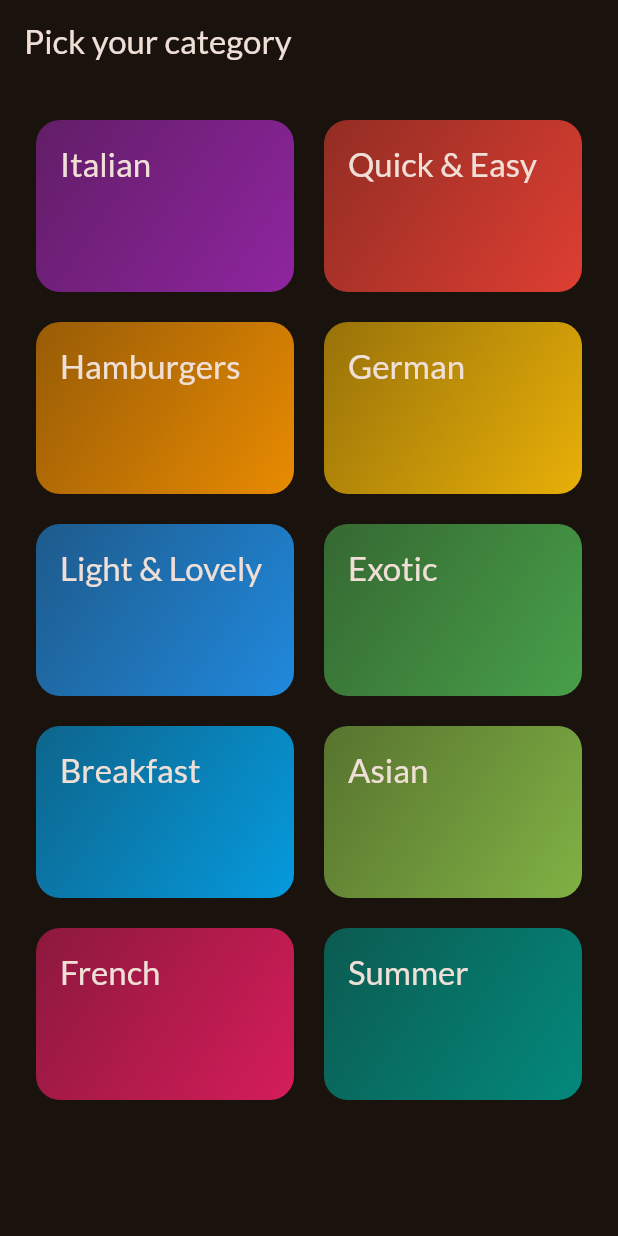
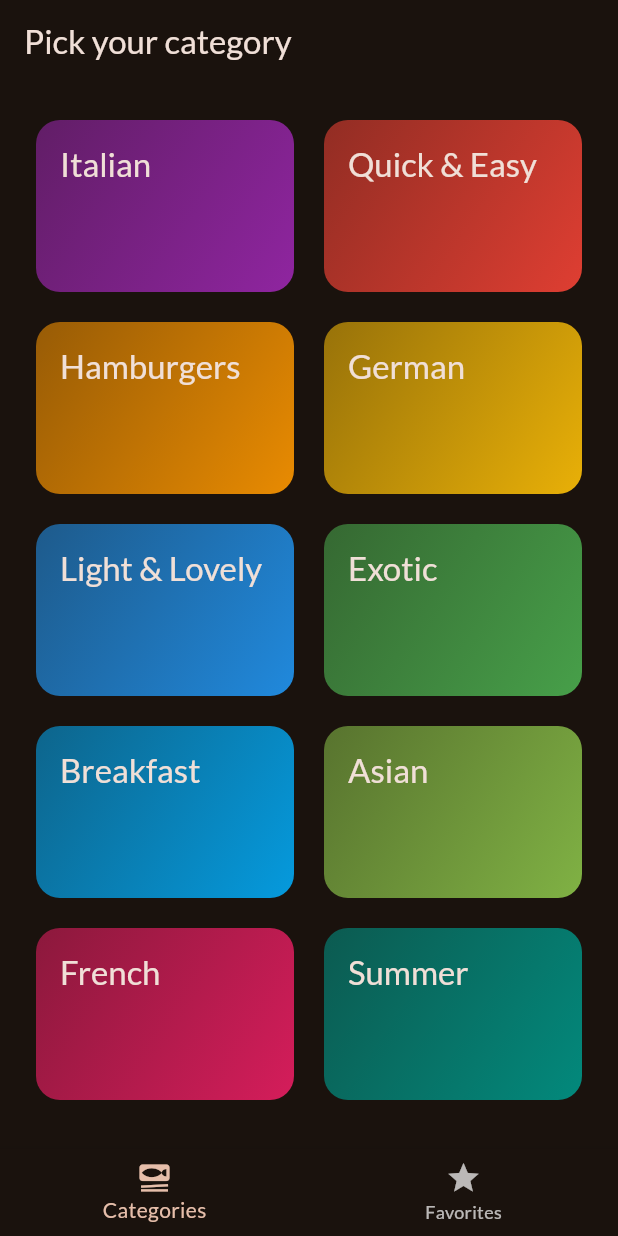
Before and after one commit to GBRRIBEIRO/Flutter_Meals_App, a Flutter app: the screen it shows after launch, on a phone screen of 412 x 824 dp. Run offline on Flutter 3.47's test engine with Material 2 defaults, Android fonts, the phone set to English and light mode, and no system bars; our stand-ins replace google_fonts, transparent_image.

Commit message:
Added (not working) favorites screen

```diff
--- a/lib/main.dart
+++ b/lib/main.dart
@@ -4,6 +4,7 @@ import 'package:google_fonts/google_fonts.dart';
 import 'package:meals_app_v2/data/DUMMY_DATA.dart';
 import 'package:meals_app_v2/screens/categories.dart';
 import 'package:meals_app_v2/screens/meals.dart';
+import 'package:meals_app_v2/screens/tabs.dart';
 
 final theme = ThemeData(
   useMaterial3: true,
@@ -25,7 +26,7 @@ class App extends StatelessWidget {
   Widget build(BuildContext context) {
     return MaterialApp(
       theme: theme,
-      home: const CategoriesScreen(),
+      home: const TabsScreen(),
     );
   }
 }
--- a/lib/screens/categories.dart
+++ b/lib/screens/categories.dart
@@ -8,6 +8,7 @@ import '../models/meal.dart';
 
 class CategoriesScreen extends StatelessWidget {
   const CategoriesScreen({super.key});
+  static const Title = 'Pick your category';
 
   void _openCategory(BuildContext context, Category category) {
     final categoryMeals = dummyMeals
@@ -24,9 +25,6 @@ class CategoriesScreen extends StatelessWidget {
   @override
   Widget build(BuildContext context) {
     return Scaffold(
-      appBar: AppBar(
-        title: const Text('Pick your category'),
-      ),
       body: GridView(
         padding: const EdgeInsets.all(24),
         gridDelegate: const SliverGridDelegateWithFixedCrossAxisCount(
--- /dev/null
+++ b/lib/screens/tabs.dart
@@ -0,0 +1,61 @@
+import 'dart:math';
+
+import 'package:flutter/material.dart';
+import 'package:flutter/src/widgets/framework.dart';
+import 'package:flutter/src/widgets/placeholder.dart';
+import 'package:meals_app_v2/screens/categories.dart';
+import 'package:meals_app_v2/screens/meals.dart';
+
+class TabsScreen extends StatefulWidget {
+  const TabsScreen({super.key});
+
+  @override
+  State<TabsScreen> createState() => _TabsScreenState();
+}
+
+class _TabsScreenState extends State<TabsScreen> {
+  Widget activePage = const CategoriesScreen();
+  String activePageTitle = 'Pick your category';
+  int selectedPageIndex = 0;
+
+  @override
+  Widget build(BuildContext context) {
+    // ignore: no_leading_underscores_for_local_identifiers
+    void _selectPage(int index) {
+      setState(() {
+        selectedPageIndex = index;
+      });
+    }
+
+    if (selectedPageIndex == 0) {
+      activePage = const CategoriesScreen();
+      activePageTitle = 'Pick your category';
+    }
+    if (selectedPageIndex == 1) {
+      activePage = const MealsScreen(meals: []);
+      activePageTitle = 'Favorites';
+    }
+
+    return Scaffold(
+      appBar: AppBar(
+        title: Text(activePageTitle),
+      ),
+      body: activePage,
+      bottomNavigationBar: BottomNavigationBar(
+        onTap: (index) {
+          _selectPage(index);
+        },
+        items: const [
+          BottomNavigationBarItem(
+            icon: Icon(Icons.set_meal),
+            label: 'Categories',
+          ),
+          BottomNavigationBarItem(
+            icon: Icon(Icons.star),
+            label: 'Favorites',
+          )
+        ],
+      ),
+    );
+  }
+}
```
Also changed, not shown: lib/screens/meals.dart (+8 -7 lines).
